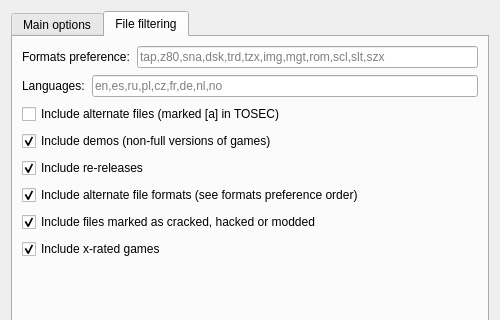
Above: ui/SorterLauncher.ui from ladyeklipse/ZX-Pokemaster before the change; both pictures show x 0 to 500 and y 0 to 320 of the 500 by 550 pixel window. Below: the same form after it.
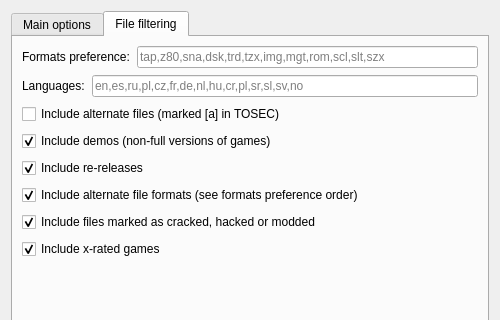
That is the form after the change. Icons and pictures are not drawn.

Patch:
```diff
--- a/ui/SorterLauncher.ui
+++ b/ui/SorterLauncher.ui
@@ -311,7 +311,7 @@
             <string/>
            </property>
            <property name="placeholderText">
-            <string>en,es,ru,pl,cz,fr,de,nl,no</string>
+            <string>en,es,ru,pl,cz,fr,de,nl,hu,cr,pl,sr,sl,sv,no</string>
            </property>
           </widget>
          </item>
```
